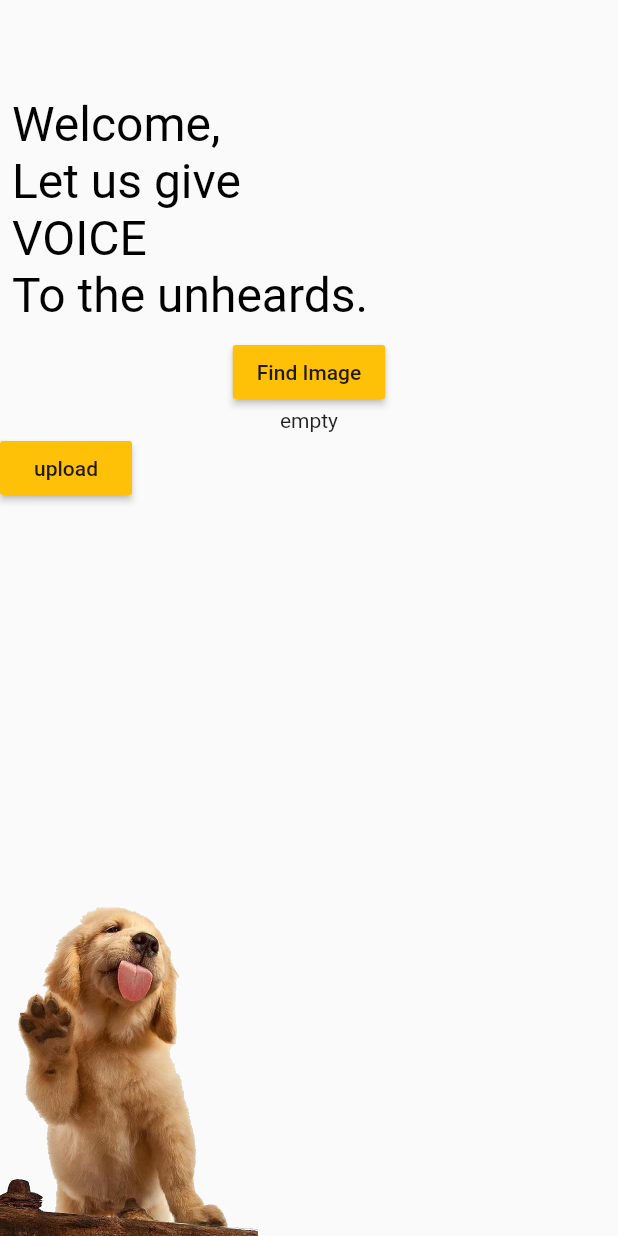
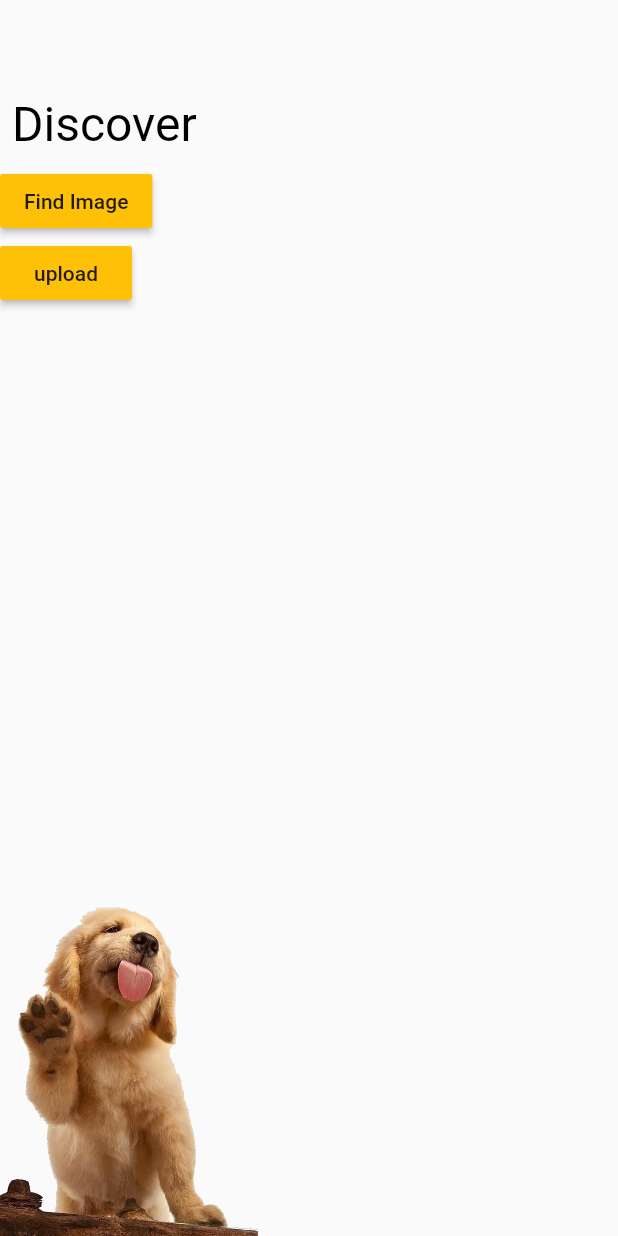
Before and after one commit to DhruvamSharma/Bones, a Flutter app: the screen it shows after launch, on a phone screen of 412 x 824 dp. Run offline on Flutter 3.47's test engine with Material 2 defaults, Android fonts, the light colour scheme and no system bars; our stand-ins replace camera, file_picker, firebase_analytics, firebase_storage, rxdart, video_player; accounts and stored records are empty; network calls fail.

```diff
--- a/lib/main.dart
+++ b/lib/main.dart
@@ -1,5 +1,7 @@
+import 'dart:io';
 
 import 'package:bones/bloc.dart';
+import 'package:bones/camera.dart';
 import 'package:file_picker/file_picker.dart';
 import 'package:firebase_analytics/firebase_analytics.dart';
 import 'package:firebase_analytics/observer.dart';
@@ -31,8 +33,9 @@ class MyApp extends StatelessWidget {
             // Notice that the counter didn't reset back to zero; the application
             // is not restarted.
             ),
-      home: MyHomePage(title: '',)
-    );
+        home: MyHomePage(
+          title: '',
+        ));
   }
 }
 
@@ -55,7 +58,6 @@ class MyHomePage extends StatefulWidget {
 }
 
 class _MyHomePageState extends State<MyHomePage> {
-
   String _filePath;
 
   void getFilePath() async {
@@ -83,34 +85,31 @@ class _MyHomePageState extends State<MyHomePage> {
         title: Text(widget.title),
         centerTitle: true,
       ),
-
       body: Column(
         crossAxisAlignment: CrossAxisAlignment.start,
-        mainAxisSize: MainAxisSize.max,
+        mainAxisSize: MainAxisSize.min,
         children: <Widget>[
           Padding(
             padding: const EdgeInsets.all(8.0),
             child: Column(
               crossAxisAlignment: CrossAxisAlignment.start,
               children: <Widget>[
-                Text('Welcome,',
+                Text(
+                  'Discover',
                   style: headlineStyle,
                 ),
-                Text('Let us give', style: headlineStyle,),
-                Text('VOICE', style: headlineStyle,),
-                Text('To the unheards.', style: headlineStyle,),
               ],
             ),
           ),
 
-          Center(
-            child: MaterialButton(
+          MaterialButton(
             child: Text('Find Image'),
-              onPressed: () {getFilePath();},
+            onPressed: () {
+              getFilePath();
+            },
             color: Colors.amber,
           ),
-          ),
-          Center(child: Text(_filePath==null?'empty': _filePath)),
+//          Center(child: Text(_filePath==null?'empty': _filePath)),
 //          StreamBuilder<String>(
 //            stream: classifierBloc.classifierStream,
 //            builder: (context, _) {
@@ -121,17 +120,19 @@ class _MyHomePageState extends State<MyHomePage> {
 //              }
 //            },
 //          ),
-//          Center(child: _filePath == null? Container():Image.file(File.fromUri(Uri.parse(_filePath)))),
+//          Center(child: _filePath == null? Container():Image.file(File.fromUri(Uri.parse(_filePath)), height: 300, fit: BoxFit.fill,)),
           MaterialButton(
             onPressed: () {
-              print('here');
-              classifierBloc.uploadFileToServer(_filePath);
+              Navigator.of(context).push(MaterialPageRoute(builder: (_) {
+                return CameraApp();
+              }));
             },
             child: Text("upload"),
             color: Colors.amber,
           ),
           Spacer(),
-          Image.asset('assets/cute_dog_home_page.png',
+          Image.asset(
+            'assets/cute_dog_home_page.png',
             alignment: Alignment.bottomRight,
             scale: 3,
             repeat: ImageRepeat.noRepeat,
@@ -146,5 +147,4 @@ class _MyHomePageState extends State<MyHomePage> {
     super.initState();
     classifierBloc.fetchDogData();
   }
-
 }
--- a/pubspec.yaml
+++ b/pubspec.yaml
@@ -32,6 +32,7 @@ dependencies:
   firebase_core:
   firebase_analytics: ^5.0.1
   firebase_storage:
+  flare_flutter: any
 
 
 dev_dependencies:
```
Also changed, not shown: lib/camera.dart (+7 -0 lines), pubspec.lock. Lines whose indentation alone changed are shown as unchanged.
